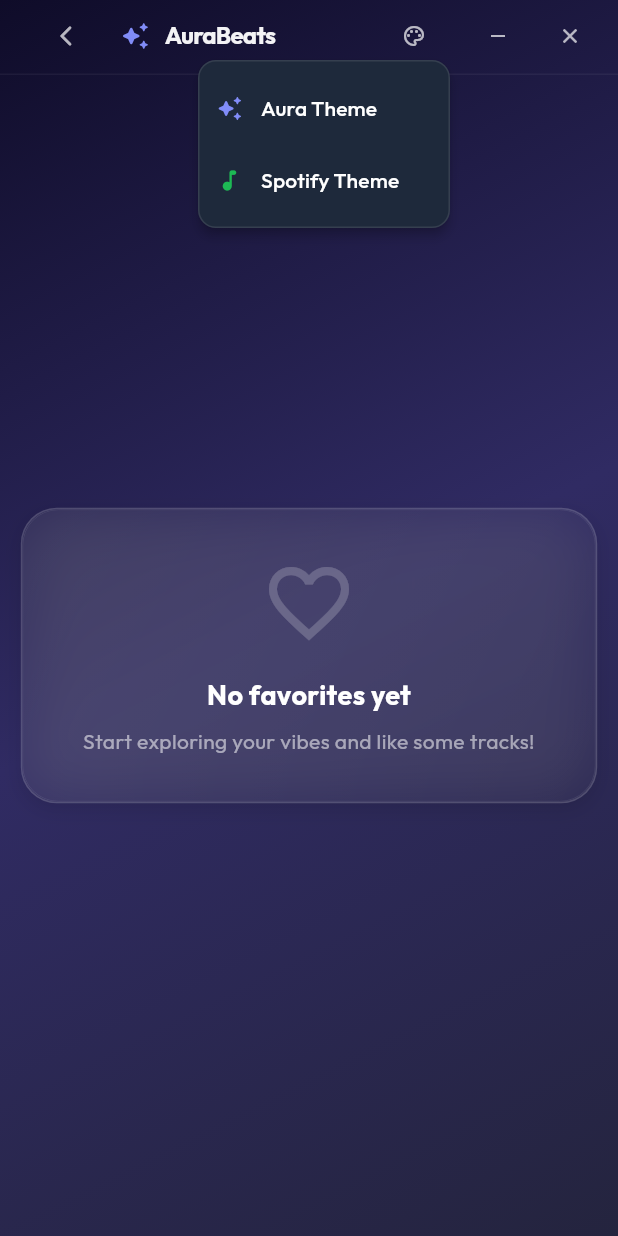
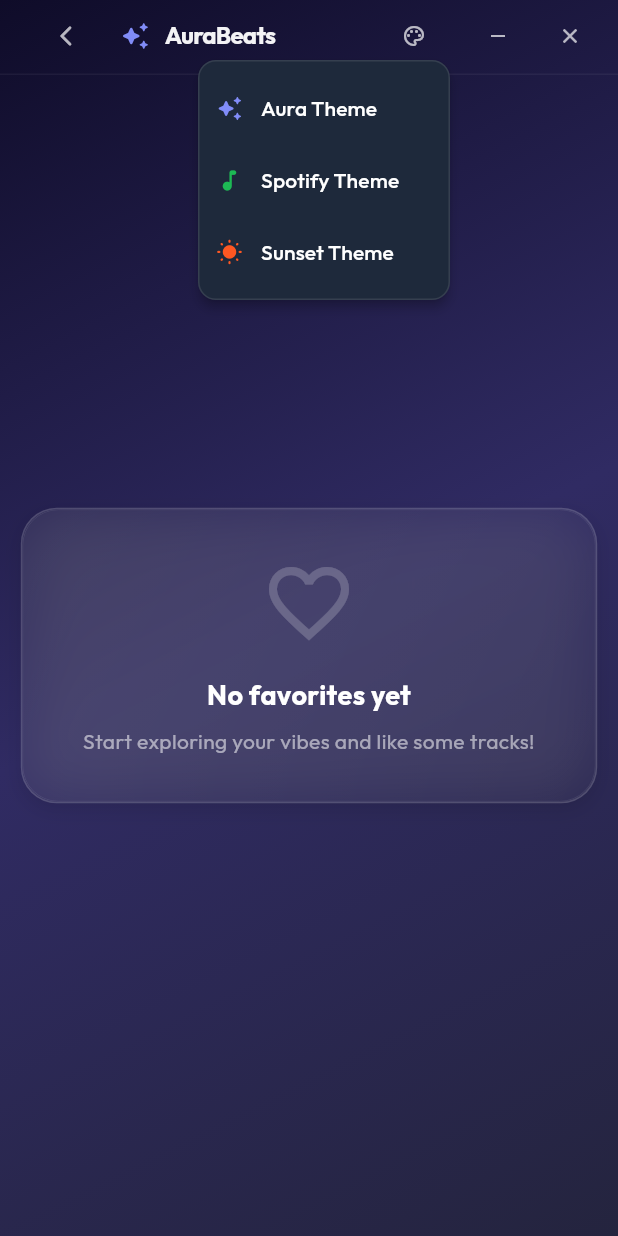
Before and after one commit to shehan-anujaya/Aura-Beats, a Flutter app: the FavoritesScreen screen opened directly, after a tap on the "palette" icon, on a phone screen of 412 x 824 dp. Run offline on Flutter 3.47's test engine with Material 3 defaults, Android fonts, the phone set to English and light mode, and no system bars; our stand-ins replace audioplayers, dio, equatable, flutter_animate, flutter_riverpod, get_it and 2 more; missing offline and left inert: tray_manager, window_manager; accounts and stored records are empty; network calls fail; statements that could not run were skipped.

Commit message:
feat: introduce multi-theme support with Riverpod provider and local storage persistence.

```diff
--- a/lib/core/theme/app_theme.dart
+++ b/lib/core/theme/app_theme.dart
@@ -15,10 +15,45 @@ class AppTheme {
   static const Color spotifySurface = Color(0xFF181818);
   static const Color spotifyAccent = Color(0xFF1ED760);
 
+  // Sunset Theme Colors
+  static const Color sunsetPrimary = Color(0xFFFF5722); // Deep Orange
+  static const Color sunsetBackground = Color(0xFF2D2424); // Dark Warm Grey
+  static const Color sunsetSurface = Color(0xFF4E3D3D); // Warm Brownish Grey
+  static const Color sunsetAccent = Color(0xFFFFC107); // Amber
+
   // Theme-aware values
-  static Color getPrimary(AuraThemeMode mode) => mode == AuraThemeMode.aura ? auraPrimary : spotifyPrimary;
-  static Color getBackground(AuraThemeMode mode) => mode == AuraThemeMode.aura ? auraBackground : spotifyBackground;
-  static Color getSurface(AuraThemeMode mode) => mode == AuraThemeMode.aura ? auraSurface : spotifySurface;
+  static Color getPrimary(AuraThemeMode mode) {
+    switch (mode) {
+      case AuraThemeMode.aura:
+        return auraPrimary;
+      case AuraThemeMode.spotify:
+        return spotifyPrimary;
+      case AuraThemeMode.sunset:
+        return sunsetPrimary;
+    }
+  }
+
+  static Color getBackground(AuraThemeMode mode) {
+    switch (mode) {
+      case AuraThemeMode.aura:
+        return auraBackground;
+      case AuraThemeMode.spotify:
+        return spotifyBackground;
+      case AuraThemeMode.sunset:
+        return sunsetBackground;
+    }
+  }
+
+  static Color getSurface(AuraThemeMode mode) {
+    switch (mode) {
+      case AuraThemeMode.aura:
+        return auraSurface;
+      case AuraThemeMode.spotify:
+        return spotifySurface;
+      case AuraThemeMode.sunset:
+        return sunsetSurface;
+    }
+  }
 
   // Glassmorphism Constants
   static const double glassBorderRadius = 24.0;
@@ -39,7 +74,9 @@ class AppTheme {
       primaryColor: primary,
       colorScheme: ColorScheme.dark(
         primary: primary,
-        secondary: isAura ? auraAccent : spotifyAccent,
+        secondary: mode == AuraThemeMode.aura
+            ? auraAccent
+            : (mode == AuraThemeMode.spotify ? spotifyAccent : sunsetAccent),
         surface: surface,
         onSurface: Colors.white,
         background: background,
@@ -72,4 +109,4 @@ class AppTheme {
   }
 }
 
-enum AuraThemeMode { aura, spotify }
+enum AuraThemeMode { aura, spotify, sunset }
--- a/lib/presentation/screens/favorites_screen.dart
+++ b/lib/presentation/screens/favorites_screen.dart
@@ -25,13 +25,7 @@ class FavoritesScreen extends ConsumerWidget {
               gradient: LinearGradient(
                 begin: Alignment.topLeft,
                 end: Alignment.bottomRight,
-                colors: isSpotify
-                    ? [const Color(0xFF121212), const Color(0xFF181818)]
-                    : [
-                        const Color(0xFF0F0C29),
-                        const Color(0xFF302B63),
-                        const Color(0xFF24243E),
-                      ],
+                colors: _getBackgroundColors(themeMode),
               ),
             ),
           ),
@@ -88,4 +82,24 @@ class FavoritesScreen extends ConsumerWidget {
       ),
     );
   }
+
+  List<Color> _getBackgroundColors(AuraThemeMode mode) {
+    if (mode == AuraThemeMode.spotify) {
+      return [const Color(0xFF121212), const Color(0xFF181818)];
+    } else if (mode == AuraThemeMode.sunset) {
+      // Warm Gradient
+      return [
+        const Color(0xFF2D2424), // Dark Warm
+        const Color(0xFF4E3D3D), // Lighter Warm
+        const Color(0xFF3E2C2C), // Brownish
+      ];
+    } else {
+      // Aura (Default)
+      return [
+        const Color(0xFF0F0C29),
+        const Color(0xFF302B63),
+        const Color(0xFF24243E),
+      ];
+    }
+  }
 }
--- a/lib/presentation/widgets/custom_title_bar.dart
+++ b/lib/presentation/widgets/custom_title_bar.dart
@@ -19,6 +19,7 @@ class CustomTitleBar extends ConsumerWidget {
   Widget build(BuildContext context, WidgetRef ref) {
     final themeMode = ref.watch(themeProvider);
     final isAura = themeMode == AuraThemeMode.aura;
+    final isSunset = themeMode == AuraThemeMode.sunset;
 
     return Container(
       height: 50,
@@ -52,7 +53,7 @@ class CustomTitleBar extends ConsumerWidget {
 
               // Branding
               Icon(
-                isAura ? Icons.auto_awesome_rounded : Icons.music_note_rounded,
+                isAura || isSunset ? Icons.auto_awesome_rounded : Icons.music_note_rounded,
                 size: 20,
                 color: AppTheme.getPrimary(themeMode),
               ),
@@ -104,6 +105,16 @@ class CustomTitleBar extends ConsumerWidget {
                         const Icon(Icons.music_note_rounded, size: 18, color: AppTheme.spotifyPrimary),
                         const SizedBox(width: 12),
                         Text('Spotify Theme', style: GoogleFonts.outfit(fontSize: 14)),
+                      ],
+                    ),
+                  ),
+                  PopupMenuItem(
+                    value: AuraThemeMode.sunset,
+                    child: Row(
+                      children: [
+                        const Icon(Icons.wb_sunny_rounded, size: 18, color: AppTheme.sunsetPrimary),
+                        const SizedBox(width: 12),
+                        Text('Sunset Theme', style: GoogleFonts.outfit(fontSize: 14)),
                       ],
                     ),
                   ),
```
Also changed, not shown: lib/presentation/providers/theme_provider.dart (+33 -3 lines), lib/presentation/widgets/mood_background.dart (+10 -4 lines).
